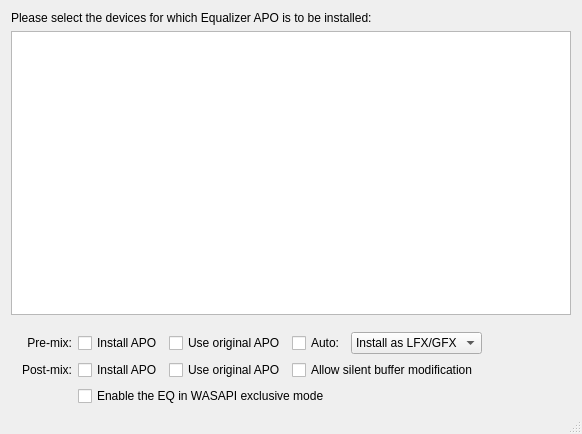
Before: the Qt Designer form DeviceSelector/DeviceSelector.ui in 115dkk/EqualizerAPO-XT, drawn with Qt 5.
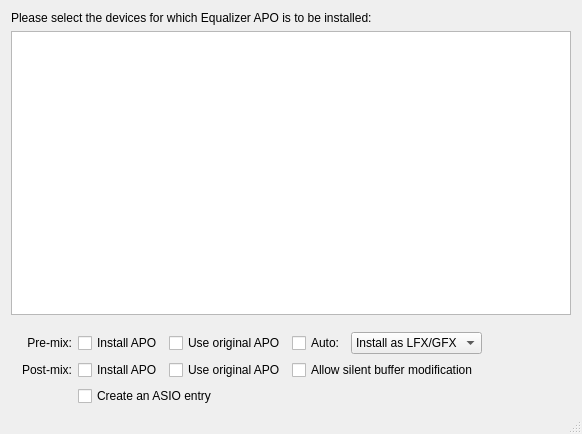
After: the same form once the commit is applied. Icons and pictures are not drawn. Custom widgets are drawn as their Qt base class.

Commit message:
fix(devsel): call the option "Create an ASIO entry"
The maintainer's second reading: the option does not switch on exclusive mode, it creates an ASIO entry that opens the device in exclusive mode with the EQ applied. The label now says that (ko "ASIO 모드 생성"), and the tooltip says what the entry gives: the effect of exclusive mode plus the EQ that exclusive mode alone bypasses. Five languages, the feature document, the changelog and the wiki follow.

Diff of the .ui file:
```diff
--- a/DeviceSelector/DeviceSelector.ui
+++ b/DeviceSelector/DeviceSelector.ui
@@ -173,7 +173,7 @@
             <string>An application that opens this device in exclusive mode bypasses the EQ. This adds `&lt;device&gt; - &lt;endpoint&gt; (EQ APO XT)` to the ASIO driver list; choose it in the application instead of its WASAPI exclusive output, and the EQ runs on that stream.</string>
            </property>
            <property name="text">
-            <string>Enable the EQ in WASAPI exclusive mode</string>
+            <string>Create an ASIO entry</string>
            </property>
           </widget>
          </item>
```
Left out of the diff: 2 changed lines with no effect on the pictures. The commit also changes 10 other files.
